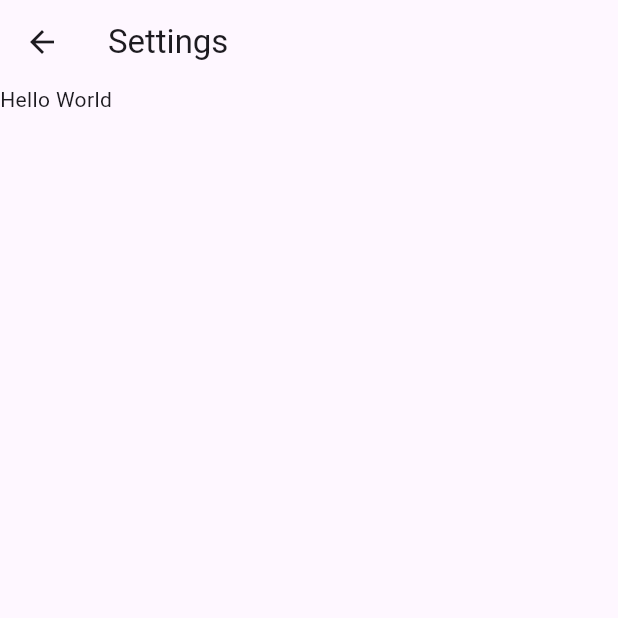
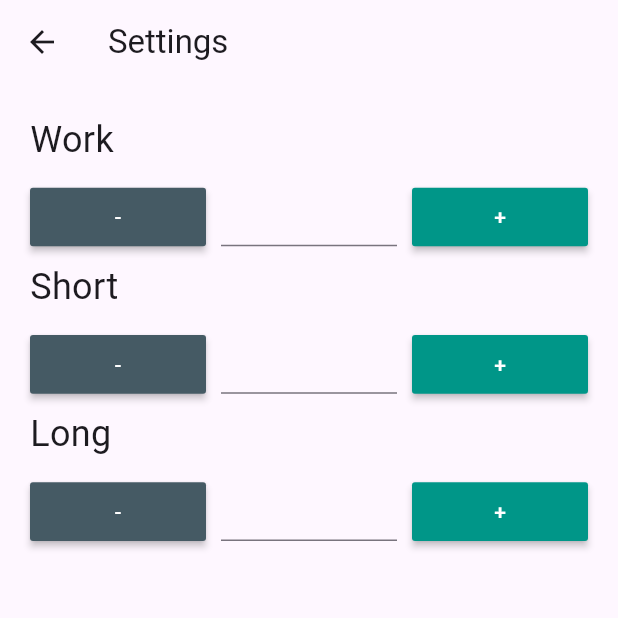
Before and after one commit to ben-lawino/productivity_timer, a Flutter app: the SettingsScreen screen opened directly, on a phone screen of 412 x 824 dp, the top half of it. Run offline on Flutter 3.47's test engine with Material 3 defaults, Android fonts, the phone set to English and light mode, and no system bars; our stand-ins replace percent_indicator.

Commit message:
updated files

```diff
--- /dev/null
+++ b/lib/setting_button.dart
@@ -0,0 +1,27 @@
+import 'package:flutter/material.dart';
+
+class SettingButton extends StatelessWidget {
+  final Color color;
+  final String text;
+  final int value;
+  final VoidCallback? onPressed;
+
+  const SettingButton({
+    required this.color,
+    required this.text,
+    required this.value,
+    this.onPressed,
+  });
+
+  @override
+  Widget build(BuildContext context) {
+    return MaterialButton(
+      child: Text(
+        text,
+        style: const TextStyle(color: Colors.white),
+      ),
+      color: color,
+      onPressed: (){},
+    );
+  }
+}
--- a/lib/settings_screen.dart
+++ b/lib/settings_screen.dart
@@ -1,7 +1,15 @@
 import 'package:flutter/material.dart';
+import 'package:productivity_timer/setting_button.dart';
 
-class SettingsScreen extends StatelessWidget {
+class SettingsScreen extends StatefulWidget {
   const SettingsScreen({super.key});
+
+  @override
+  State<SettingsScreen> createState() => _SettingsScreenState();
+}
+
+class _SettingsScreenState extends State<SettingsScreen> {
+  TextStyle textStyle = TextStyle(fontSize: 24);
 
   @override
   Widget build(BuildContext context) {
@@ -10,7 +18,103 @@ class SettingsScreen extends StatelessWidget {
         title: Text('Settings'),
       ),
       body: Container(
-        child: Text('Hello World'),
+        padding: const EdgeInsets.all(20.0),
+        child: GridView.count(
+          crossAxisCount: 3,
+          scrollDirection: Axis.vertical,
+          childAspectRatio: 3,
+          crossAxisSpacing: 10,
+          mainAxisSpacing: 10,
+          children: [
+            Text(
+              "Work",
+              style: textStyle,
+            ),
+            const SizedBox(), // Spacer
+            const SizedBox(), // Spacer
+            SizedBox(
+              width: 50,
+              height: 50,
+              child: SettingButton(
+                color: Color(0xff455A64),
+                text: "-",
+                value: -1,
+              ),
+            ),
+            TextField(
+              style: textStyle,
+              textAlign: TextAlign.center,
+              keyboardType: TextInputType.number,
+            ),
+            const SizedBox(
+              width: 50,
+              height: 50,
+              child: SettingButton(
+                color: Color(0xff009688),
+                text: "+",
+                value: 1,
+              ),
+            ),
+            Text(
+              "Short",
+              style: textStyle,
+            ),
+            const SizedBox(),
+            const SizedBox(),
+            SizedBox(
+              width: 50,
+              height: 50,
+              child: SettingButton(
+                color: Color(0xff455A64),
+                text: "-",
+                value: -1,
+              ),
+            ),
+            TextField(
+              style: textStyle,
+              textAlign: TextAlign.center,
+              keyboardType: TextInputType.number,
+            ),
+            SizedBox(
+              width: 50,
+              height: 50,
+              child: SettingButton(
+                color: Color(0xff009688),
+                text: "+",
+                value: 1,
+              ),
+            ),
+            Text(
+              "Long",
+              style: textStyle,
+            ),
+            const SizedBox(),
+            const SizedBox(),
+            SizedBox(
+              width: 50,
+              height: 50,
+              child: SettingButton(
+                color: Color(0xff455A64),
+                text: "-",
+                value: -1,
+              ),
+            ),
+            TextField(
+              style: textStyle,
+              textAlign: TextAlign.center,
+              keyboardType: TextInputType.number,
+            ),
+            SizedBox(
+              width: 50,
+              height: 50,
+              child: SettingButton(
+                color: Color(0xff009688),
+                text: "+",
+                value: 1,
+              ),
+            ),
+          ],
+        ),
       ),
     );
   }
```
